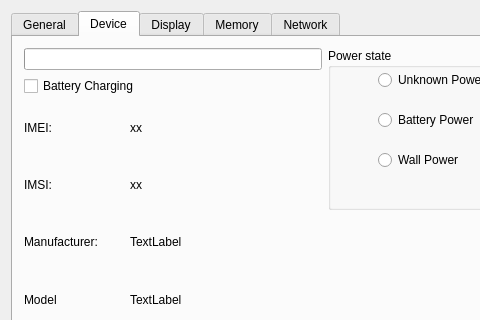
Before: the Qt Designer form examples/sysinfo/dialog.ui in qtproject/qt-mobility, drawn with Qt 5; both pictures show x 0 to 480 and y 0 to 320 of the 602 by 516 pixel window.
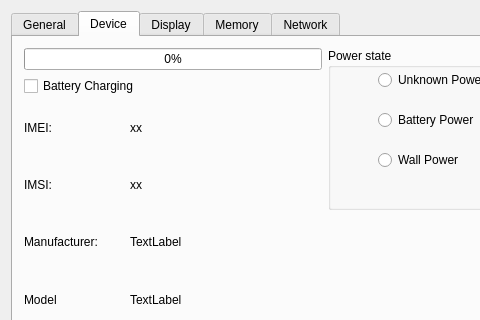
After: the same form once the commit is applied.

Commit message: make battery level bar work

What changed in the file:
```diff
--- a/examples/sysinfo/dialog.ui
+++ b/examples/sysinfo/dialog.ui
@@ -197,10 +197,10 @@
        <item row="0" column="0" colspan="3">
         <widget class="QProgressBar" name="batteryLevelBar">
          <property name="maximum">
-          <number>5</number>
+          <number>100</number>
          </property>
          <property name="value">
-          <number>-1</number>
+          <number>0</number>
          </property>
         </widget>
        </item>
```
